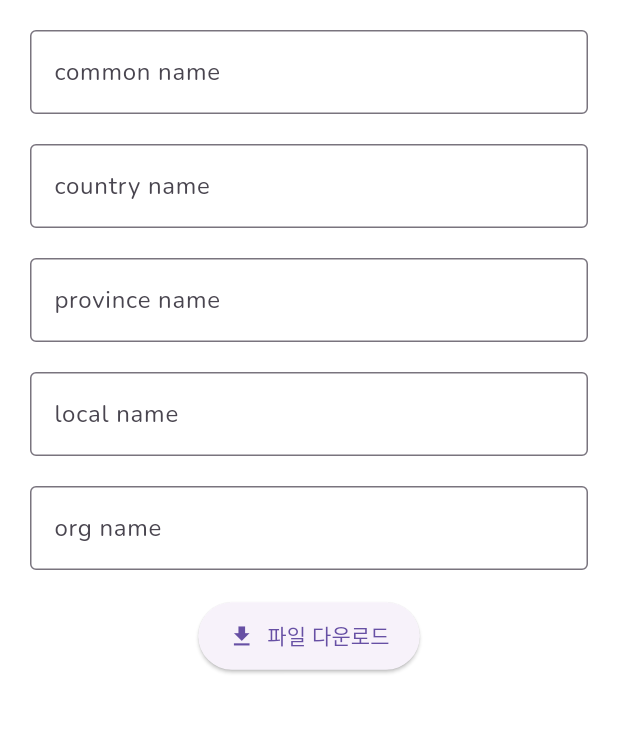
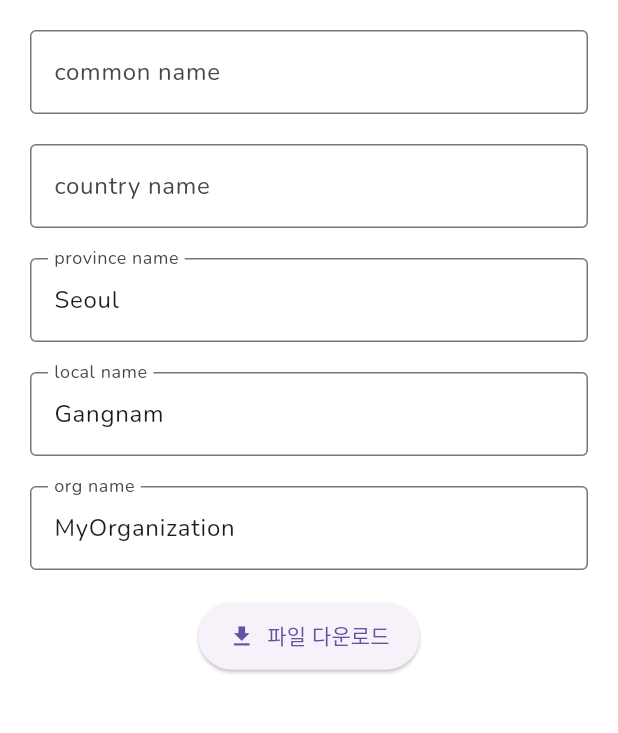
Before and after one commit to 1242525/cert, a Flutter app: the screen it shows after launch, on a phone screen of 412 x 824 dp, the part 84-817 px from its top. Run offline on Flutter 3.47's test engine with Material 3 defaults, Android fonts, the phone set to English and light mode, and no system bars; our stand-ins replace google_fonts; missing offline and left inert: dart:html.

Commit message:
add unzip

```diff
--- a/lib/screen/makeCert.dart
+++ b/lib/screen/makeCert.dart
@@ -14,9 +14,9 @@ class CertDownloadPage extends StatefulWidget {
 class _CertDownloadPageState extends State<CertDownloadPage> {
   final TextEditingController _commonNameController = TextEditingController();
   final TextEditingController _countryNameController = TextEditingController();
-  final TextEditingController _provinceNameController = TextEditingController();
-  final TextEditingController _localNameController = TextEditingController();
-  final TextEditingController _orgNameController = TextEditingController();
+  final TextEditingController _provinceNameController = TextEditingController(text: 'Seoul');
+  final TextEditingController _localNameController = TextEditingController(text: 'Gangnam');
+  final TextEditingController _orgNameController = TextEditingController(text: 'MyOrganization');
 
 
   String _Error = '';
@@ -26,10 +26,9 @@ class _CertDownloadPageState extends State<CertDownloadPage> {
   void _onDownloadPressed() async {
     final common_name = _commonNameController.text.trim();
     final country_name = _countryNameController.text.trim();
-    final province_name = _provinceNameController.text.trim();
-    final local_name = _localNameController.text.trim();
-    final org_name = _orgNameController.text.trim();
-
+    final province_name = 'Seoul';
+    final local_name = 'Gangnam';
+    final org_name = 'MyOrganization';
 
     await widget.service.downloadCertWeb(
       common_name,
--- a/pubspec.yaml
+++ b/pubspec.yaml
@@ -37,6 +37,7 @@ dependencies:
   flutter_json_view: ^1.0.5
   path_provider: ^2.1.2
   google_fonts: ^4.0.4
+  archive: ^4.0.7
 
   # The following adds the Cupertino Icons font to your application.
   # Use with the CupertinoIcons class for iOS style icons.
```
Also changed, not shown: lib/api/api_service.dart (+20 -0 lines), pubspec.lock.
